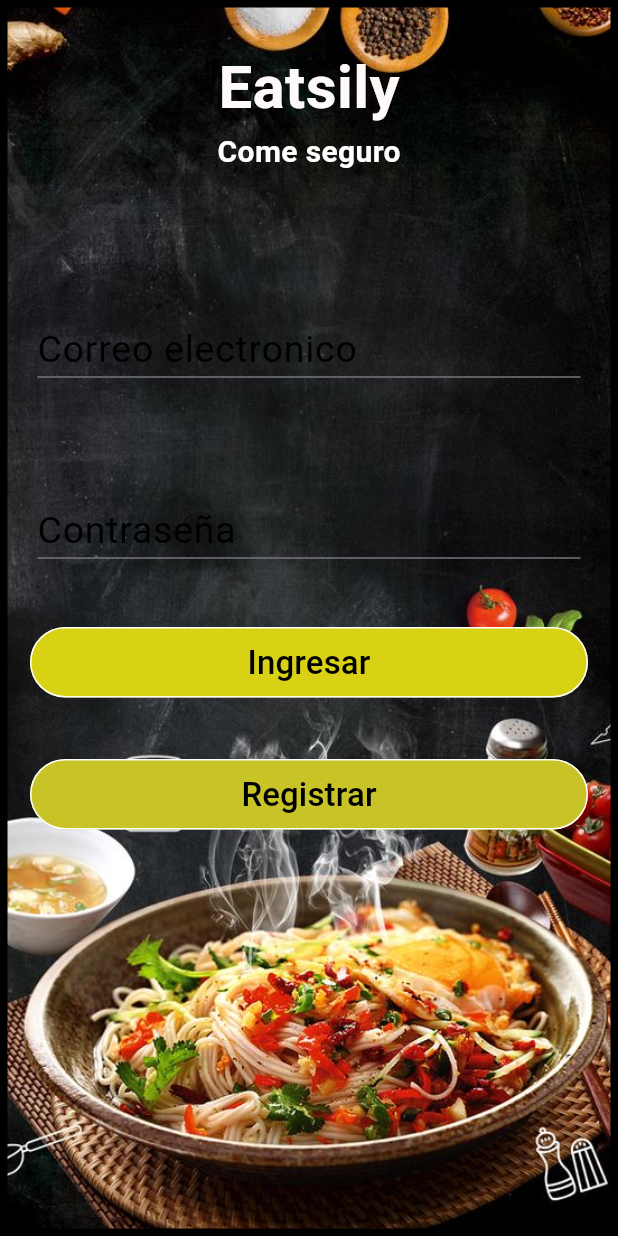
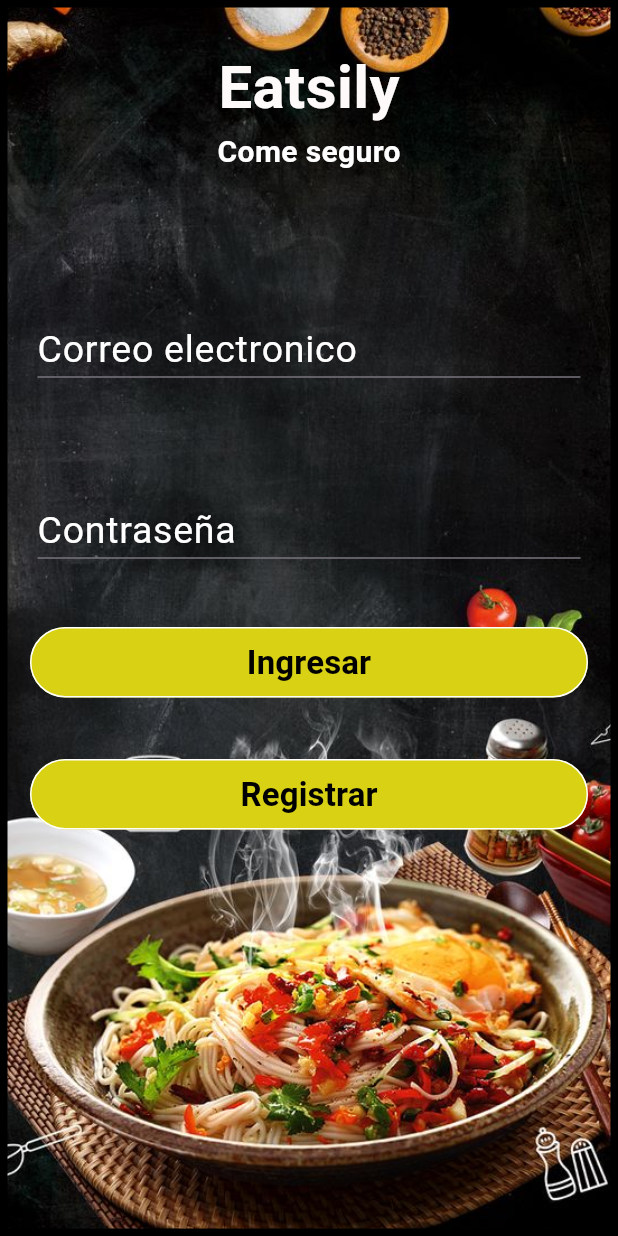
Before and after one commit to gentlemani/flutterSchool, a Flutter app: the screen it shows after launch, on a phone screen of 412 x 824 dp. Run offline on Flutter 3.47's test engine with Material 3 defaults, Android fonts, the phone set to English and light mode, and no system bars; our stand-ins replace firebase_auth, firebase_core; accounts and stored records are empty.

Commit message:
Cambio de colores para visualización

```diff
--- a/lib/sesion/login_page.dart
+++ b/lib/sesion/login_page.dart
@@ -49,9 +49,11 @@ class _SignInPageState extends State<SignInPage> {
           alignLabelWithHint: true,
           labelText: 'Contraseña',
           contentPadding: EdgeInsets.only(top: 30),
-          labelStyle: TextStyle(fontSize: 25, color: Colors.black),
+          labelStyle: TextStyle(
+              fontSize: 25, color: Color.fromARGB(255, 255, 255, 255)),
         ),
-        style: const TextStyle(fontSize: 25),
+        style: const TextStyle(
+            fontSize: 25, color: Color.fromARGB(255, 255, 255, 255)),
         obscureText: true);
   }
 
@@ -65,9 +67,11 @@ class _SignInPageState extends State<SignInPage> {
         alignLabelWithHint: true,
         labelText: 'Correo electronico',
         contentPadding: EdgeInsets.only(top: 30),
-        labelStyle: TextStyle(fontSize: 25, color: Colors.black),
+        labelStyle:
+            TextStyle(fontSize: 25, color: Color.fromARGB(255, 255, 255, 255)),
       ),
-      style: const TextStyle(fontSize: 25),
+      style: const TextStyle(
+          fontSize: 25, color: Color.fromARGB(255, 255, 255, 255)),
     );
   }
 
@@ -94,6 +98,7 @@ class _SignInPageState extends State<SignInPage> {
           'Ingresar',
           style: TextStyle(
             fontSize: 22.0,
+            fontWeight: FontWeight.bold,
             color: Color.fromARGB(255, 0, 0, 0),
           ),
         ),
@@ -171,7 +176,7 @@ class _SignInPageState extends State<SignInPage> {
                   },
                   style: ButtonStyle(
                       backgroundColor: MaterialStateProperty.all<Color>(
-                        const Color.fromARGB(255, 200, 195, 39),
+                        const Color.fromARGB(255, 217, 210, 20),
                       ),
                       shape: MaterialStateProperty.all<RoundedRectangleBorder>(
                           RoundedRectangleBorder(
@@ -185,6 +190,7 @@ class _SignInPageState extends State<SignInPage> {
                       'Registrar',
                       style: TextStyle(
                         fontSize: 22.0,
+                        fontWeight: FontWeight.bold,
                         color: Color.fromARGB(255, 0, 0, 0),
                       ),
                     ),
```
